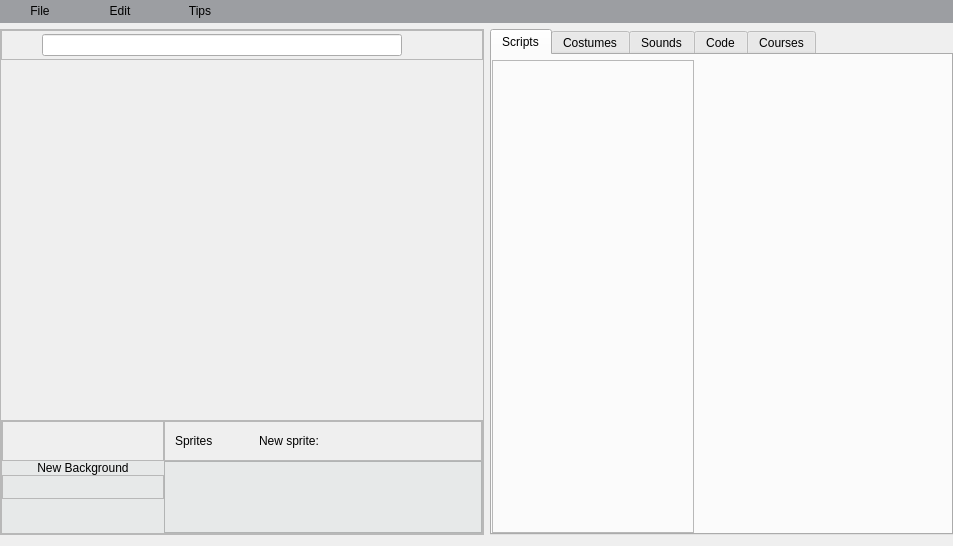
This is src/mainwindow.ui in stes/it4kids as Qt 5 draws it before an edit. The edited form follows.
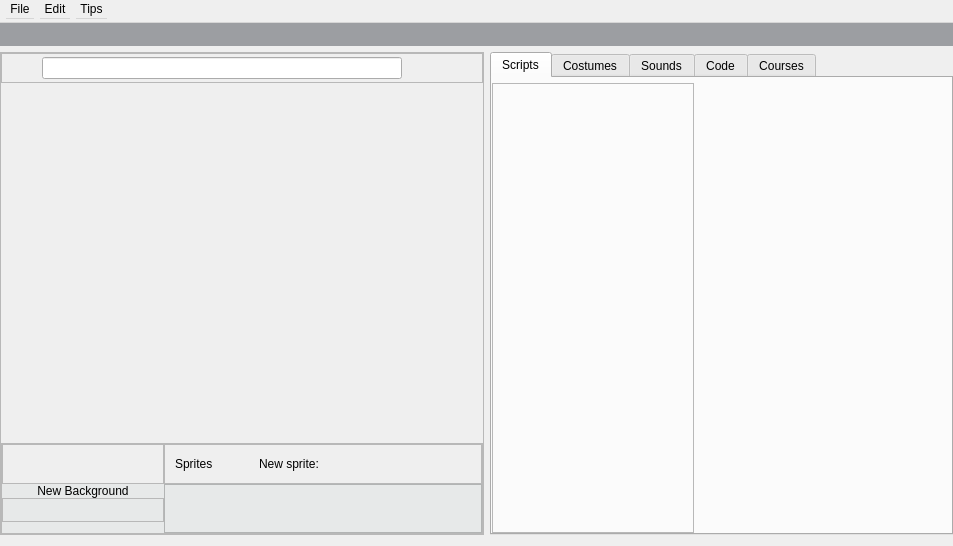
This is the edited form. Icons and pictures are not drawn. Custom widgets are drawn as their Qt base class.

Commit message: cleaned up context menu handling

Diff of the .ui file:
```diff
--- a/src/mainwindow.ui
+++ b/src/mainwindow.ui
@@ -609,90 +609,6 @@
        <property name="bottomMargin">
         <number>0</number>
        </property>
-       <item>
-        <widget class="QPushButton" name="buttonFile">
-         <property name="sizePolicy">
-          <sizepolicy hsizetype="Fixed" vsizetype="Fixed">
-           <horstretch>0</horstretch>
-           <verstretch>0</verstretch>
-          </sizepolicy>
-         </property>
-         <property name="minimumSize">
-          <size>
-           <width>0</width>
-           <height>20</height>
-          </size>
-         </property>
-         <property name="styleSheet">
-          <string notr="true"/>
-         </property>
-         <property name="text">
-          <string>File</string>
-         </property>
-         <property name="default">
-          <bool>false</bool>
-         </property>
-         <property name="flat">
-          <bool>true</bool>
-         </property>
-        </widget>
-       </item>
-       <item>
-        <widget class="QPushButton" name="buttonEdit">
-         <property name="sizePolicy">
-          <sizepolicy hsizetype="Fixed" vsizetype="Fixed">
-           <horstretch>0</horstretch>
-           <verstretch>0</verstretch>
-          </sizepolicy>
-         </property>
-         <property name="minimumSize">
-          <size>
-           <width>0</width>
-           <height>20</height>
-          </size>
-         </property>
-         <property name="styleSheet">
-          <string notr="true"/>
-         </property>
-         <property name="text">
-          <string>Edit</string>
-         </property>
-         <property name="default">
-          <bool>false</bool>
-         </property>
-         <property name="flat">
-          <bool>true</bool>
-         </property>
-        </widget>
-       </item>
-       <item>
-        <widget class="QPushButton" name="buttonHints">
-         <property name="sizePolicy">
-          <sizepolicy hsizetype="Fixed" vsizetype="Fixed">
-           <horstretch>0</horstretch>
-           <verstretch>0</verstretch>
-          </sizepolicy>
-         </property>
-         <property name="minimumSize">
-          <size>
-           <width>0</width>
-           <height>20</height>
-          </size>
-         </property>
-         <property name="styleSheet">
-          <string notr="true"/>
-         </property>
-         <property name="text">
-          <string>Tips</string>
-         </property>
-         <property name="default">
-          <bool>false</bool>
-         </property>
-         <property name="flat">
-          <bool>true</bool>
-         </property>
-        </widget>
-       </item>
        <item>
         <spacer name="horizontalSpacer">
          <property name="orientation">
@@ -1781,6 +1697,100 @@
     </item>
    </layout>
   </widget>
+  <widget class="QMenuBar" name="menuBar">
+   <property name="geometry">
+    <rect>
+     <x>0</x>
+     <y>0</y>
+     <width>953</width>
+     <height>23</height>
+    </rect>
+   </property>
+   <property name="sizePolicy">
+    <sizepolicy hsizetype="MinimumExpanding" vsizetype="Fixed">
+     <horstretch>0</horstretch>
+     <verstretch>0</verstretch>
+    </sizepolicy>
+   </property>
+   <property name="minimumSize">
+    <size>
+     <width>0</width>
+     <height>23</height>
+    </size>
+   </property>
+   <widget class="QMenu" name="menuFile">
+    <property name="title">
+     <string>File</string>
+    </property>
+    <widget class="QMenu" name="menuExport">
+     <property name="title">
+      <string>Export</string>
+     </property>
+     <addaction name="actionPython"/>
+    </widget>
+    <addaction name="actionNew"/>
+    <addaction name="actionOpen"/>
+    <addaction name="actionSave"/>
+    <addaction name="menuExport"/>
+    <addaction name="actionReset"/>
+   </widget>
+   <widget class="QMenu" name="menuEdit">
+    <property name="title">
+     <string>Edit</string>
+    </property>
+    <addaction name="actionUndelete"/>
+    <addaction name="actionSmall_stage_layout"/>
+    <addaction name="actionTurboMode"/>
+   </widget>
+   <widget class="QMenu" name="menuTips">
+    <property name="title">
+     <string>Tips</string>
+    </property>
+   </widget>
+   <addaction name="menuFile"/>
+   <addaction name="menuEdit"/>
+   <addaction name="menuTips"/>
+  </widget>
+  <action name="actionNew">
+   <property name="text">
+    <string>New</string>
+   </property>
+  </action>
+  <action name="actionOpen">
+   <property name="text">
+    <string>Open</string>
+   </property>
+  </action>
+  <action name="actionSave">
+   <property name="text">
+    <string>Save</string>
+   </property>
+  </action>
+  <action name="actionReset">
+   <property name="text">
+    <string>Reset</string>
+   </property>
+  </action>
+  <action name="actionUndelete">
+   <property name="text">
+    <string>Undelete</string>
+   </property>
+  </action>
+  <action name="actionSmall_stage_layout">
+   <property name="text">
+    <string>Small stage layout</string>
+   </property>
+  </action>
+  <action name="actionTurboMode">
+   <property name="text">
+    <string>Turbo mode</string>
+   </property>
+  </action>
+  <action name="actionPython">
+   <property name="text">
+    <string>Python</string>
+   </property>
+  </action>
  </widget>
  <layoutdefault spacing="6" margin="11"/>
  <customwidgets>
```
Left out of the diff: 17 changed lines with no effect on the pictures. The commit also changes 11 other files.
